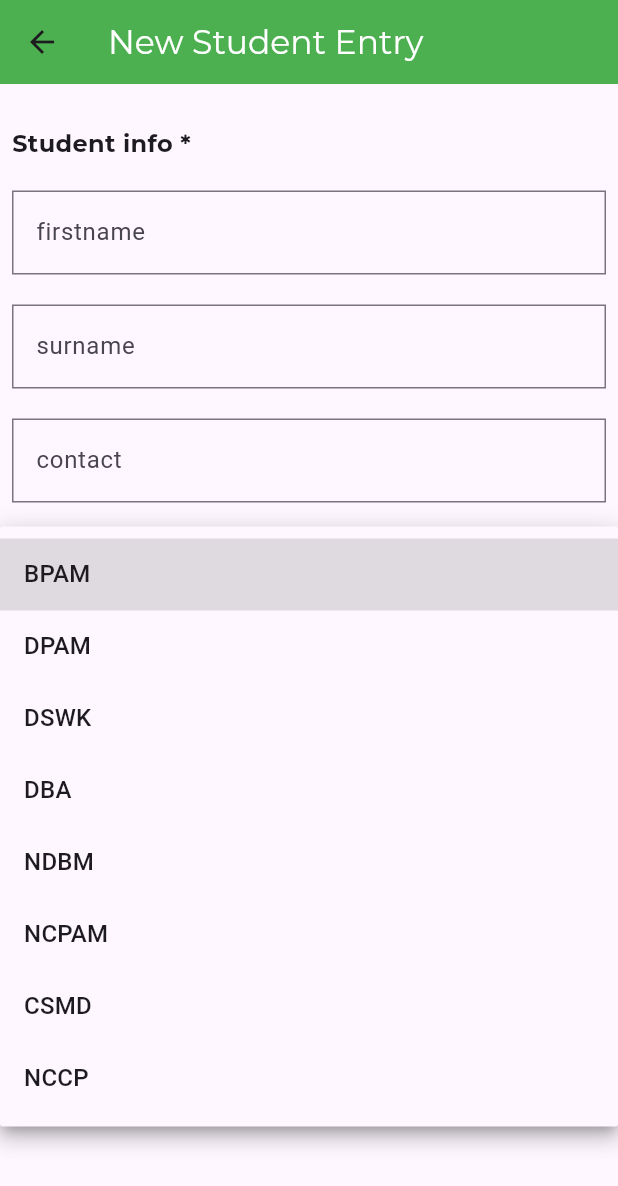
After one commit to nm1999/flutter.nsamizi.portal.app, a Flutter app: the AddStudent screen opened directly, after a tap on "Select course", on a phone screen of 412 x 824 dp. The commit adds this screen. Shown: the top 1186 px of the screen. Run offline on Flutter 3.47's test engine with Material 3 defaults, Android fonts, the phone set to English and light mode, and no system bars; our stand-ins replace dio, firebase_messaging, flutter_local_notifications, get, google_fonts, shared_preferences and 1 more; accounts and stored records are empty.

Commit message:
adds screen for adding a new student

```diff
--- a/lib/Fragments/home.dart
+++ b/lib/Fragments/home.dart
@@ -1,5 +1,8 @@
 import 'package:flutter/material.dart';
+import 'package:get/get.dart';
 import 'package:google_fonts/google_fonts.dart';
+
+import '../screens/menu/add_student.dart';
 
 class Home extends StatefulWidget {
   const Home({super.key});
@@ -103,7 +106,6 @@ class _HomeState extends State<Home> {
                     )
                   ],
                 ),
-
               ],
             ),
           ),
@@ -126,7 +128,7 @@ class _HomeState extends State<Home> {
                 padding: const EdgeInsets.all(8.0),
                 child: GestureDetector(
                   onTap: () {
-
+                    Get.to(const AddStudent());
                   },
                   child: Card(
                     elevation: 3,
@@ -145,7 +147,7 @@ class _HomeState extends State<Home> {
                               color: Colors.green,
                             ),
                             Text(
-                              "New Record",
+                              "New Student",
                               style: GoogleFonts.montserrat(
                                   fontSize: 14, fontWeight: FontWeight.w600),
                             ),
@@ -163,9 +165,7 @@ class _HomeState extends State<Home> {
                   child: Padding(
                 padding: const EdgeInsets.all(8.0),
                 child: GestureDetector(
-                  onTap: () {
-
-                  },
+                  onTap: () {},
                   child: Card(
                     elevation: 3,
                     color: Colors.white,
@@ -207,9 +207,7 @@ class _HomeState extends State<Home> {
                   child: Padding(
                 padding: const EdgeInsets.all(8.0),
                 child: GestureDetector(
-                  onTap: () {
-
-                  },
+                  onTap: () {},
                   child: Card(
                     elevation: 3,
                     color: Colors.white,
@@ -245,9 +243,7 @@ class _HomeState extends State<Home> {
                   child: Padding(
                 padding: const EdgeInsets.all(8.0),
                 child: GestureDetector(
-                  onTap: () {
-
-                  },
+                  onTap: () {},
                   child: Card(
                     elevation: 3,
                     color: Colors.white,
--- a/lib/Fragments/notification.dart
+++ b/lib/Fragments/notification.dart
@@ -13,7 +13,7 @@ class _NotificationFragmentState extends State<NotificationFragment> {
     return const Scaffold(
       backgroundColor: Colors.amber,
       body: Center(
-        child: Text("Notificiation",style: TextStyle(color: Colors.black),),
+        child: Text("Notification",style: TextStyle(color: Colors.black),),
       ),
     );
   }
--- a/lib/common/FormEditText.dart
+++ b/lib/common/FormEditText.dart
@@ -20,7 +20,9 @@ class FormEditText extends StatelessWidget {
       obscureText: isHidden,
       keyboardType: textInputType,
       decoration: InputDecoration(
-        border: const OutlineInputBorder(),
+        border: const OutlineInputBorder(
+          borderRadius: BorderRadius.all(Radius.circular(0))
+        ),
         labelText: inputLabel,
       ),
     );
--- /dev/null
+++ b/lib/screens/menu/add_student.dart
@@ -0,0 +1,148 @@
+import 'package:flutter/material.dart';
+import 'package:google_fonts/google_fonts.dart';
+import 'package:nsamiziportal/common/FormButton.dart';
+import 'package:nsamiziportal/common/FormEditText.dart';
+
+class AddStudent extends StatefulWidget {
+  const AddStudent({super.key});
+
+  @override
+  State<AddStudent> createState() => _AddStudentState();
+}
+
+class _AddStudentState extends State<AddStudent> {
+  final TextEditingController firstnameController = TextEditingController();
+  final TextEditingController surnameController = TextEditingController();
+  final TextEditingController contactController = TextEditingController();
+  String _selectedCourse = "";
+  String _selectedPeriod = "";
+  List<String> courses = <String>[
+    'BPAM',
+    'DPAM',
+    'DSWK',
+    'DBA',
+    'NDBM',
+    'NCPAM',
+    'CSMD',
+    'NCCP',
+  ];
+
+  List<String> periods = [
+    "Year 1 Sem 1",
+    "Year 1 Sem 2",
+    "Year 2 Sem 1",
+    "Year 2 Sem 2",
+  ];
+
+  _registerStudent() {}
+
+  @override
+  Widget build(BuildContext context) {
+    return Scaffold(
+      appBar: AppBar(
+        backgroundColor: Colors.green,
+        title: Text(
+          "New Student Entry",
+          style: GoogleFonts.montserrat(color: Colors.white),
+        ),
+      ),
+      body: Padding(
+        padding: const EdgeInsets.all(8.0),
+        child: ListView(
+          children: [
+            const SizedBox(
+              height: 20,
+            ),
+            Text(
+              "Student info *",
+              style: GoogleFonts.montserrat(
+                  fontSize: 16, fontWeight: FontWeight.bold),
+            ),
+            const SizedBox(
+              height: 20,
+            ),
+            FormEditText(
+                inputLabel: "firstname",
+                textInputType: TextInputType.text,
+                controller: firstnameController,
+                isHidden: false),
+            const SizedBox(
+              height: 20,
+            ),
+            FormEditText(
+                inputLabel: "surname",
+                textInputType: TextInputType.text,
+                controller: surnameController,
+                isHidden: false),
+            const SizedBox(
+              height: 20,
+            ),
+            FormEditText(
+                inputLabel: "contact",
+                textInputType: TextInputType.number,
+                controller: contactController,
+                isHidden: false),
+            const SizedBox(
+              height: 20,
+            ),
+            DropdownButtonFormField(
+                decoration: const InputDecoration(
+                  border: OutlineInputBorder(
+                      borderRadius: BorderRadius.all(Radius.circular(0))),
+                ),
+                items: courses.map<DropdownMenuItem<String>>((String value) {
+                  return DropdownMenuItem<String>(
+                    value: value,
+                    child: Text(value),
+                  );
+                }).toList(),
+                onChanged: (value) {
+                  print(value);
+                  setState(() {
+                    _selectedCourse = value!;
+                  });
+                },
+                hint: Text(
+                  "Select course",
+                  style: GoogleFonts.montserrat(fontWeight: FontWeight.w300),
+                )),
+            const SizedBox(
+              height: 20,
+            ),
+            DropdownButtonFormField(
+                decoration: const InputDecoration(
+                  border: OutlineInputBorder(
+                      borderRadius: BorderRadius.all(Radius.circular(0))),
+                ),
+                items: periods.map<DropdownMenuItem<String>>((String value) {
+                  return DropdownMenuItem<String>(
+                    value: value,
+                    child: Text(value),
+                  );
+                }).toList(),
+                onChanged: (value) {
+                  print(value);
+                  setState(() {
+                    _selectedPeriod = value!;
+                  });
+                },
+                hint: Text(
+                  "Duration",
+                  style: GoogleFonts.montserrat(fontWeight: FontWeight.w300),
+                )),
+            const SizedBox(
+              height: 20,
+            ),
+            SizedBox(
+              height:50,
+              child: FormButton(
+                  btnLabel: "submit",
+                  onBtnPressed: _registerStudent,
+                  isOutlined: false),
+            )
+          ],
+        ),
+      ),
+    );
+  }
+}
```
Also changed, not shown: lib/common/FormButton.dart (line endings or trailing spaces).
